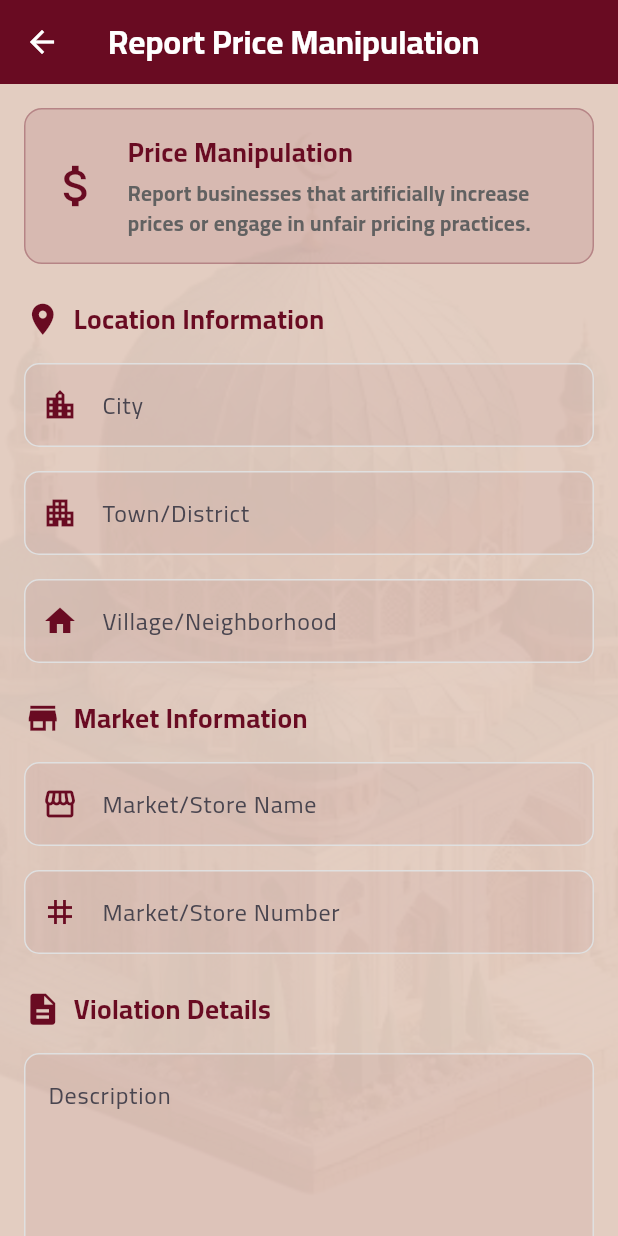
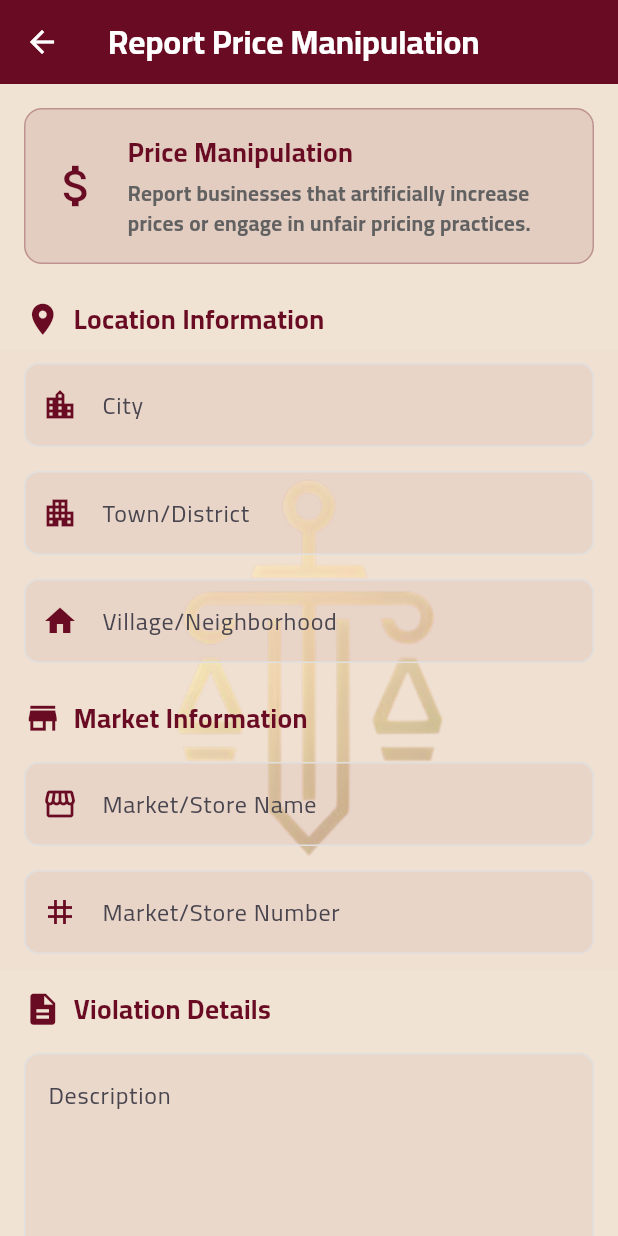
Before and after one commit to MosalahDJ/TradeLaw, a Flutter app: the Reporting screen opened by its route, after a tap on "Price Manipulation", on a phone screen of 412 x 824 dp. Run offline on Flutter 3.47's test engine with Material 3 defaults, Android fonts, the phone set to English and light mode, and no system bars; our stand-ins replace awesome_dialog, get, shared_preferences; accounts and stored records are empty.

Commit message:
refactor: update image and navigation logic in reporting feature
- Replace 'masjid3d.png' with 'pnglogo1.png' and adjust image fit and opacity in ReportInformationsPage
- Simplify navigation logic in ReportsController and add form field clearing before navigation

```diff
--- a/lib/features/view/home/pages/reporting/report_informations_page.dart
+++ b/lib/features/view/home/pages/reporting/report_informations_page.dart
@@ -41,12 +41,12 @@ class ReportInformationsPage extends StatelessWidget {
           color: Theme.of(context).scaffoldBackgroundColor,
           image: DecorationImage(
             image: const AssetImage(
-              'lib/core/assets/images/homeimages/masjid3d.png',
+              'lib/core/assets/images/app_logo/pnglogo1.png',
             ),
-            fit: BoxFit.cover,
-            opacity: 0.05,
+            fit: BoxFit.fitWidth,
+            opacity: 0.5,
             colorFilter: ColorFilter.mode(
-              reportType['color'].withOpacity(0.1),
+              reportType['color'].withOpacity(0.01),
               BlendMode.srcOver,
             ),
           ),
```
Also changed, not shown: lib/features/view model/home controller/reports_controller.dart (+7 -5 lines).
